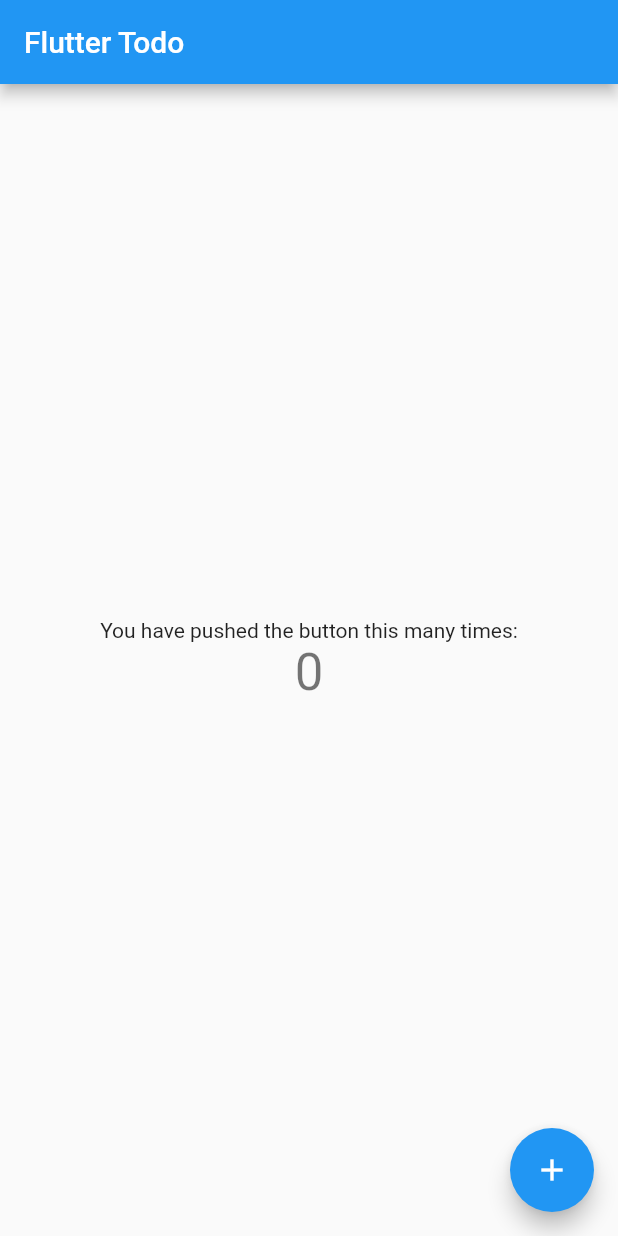
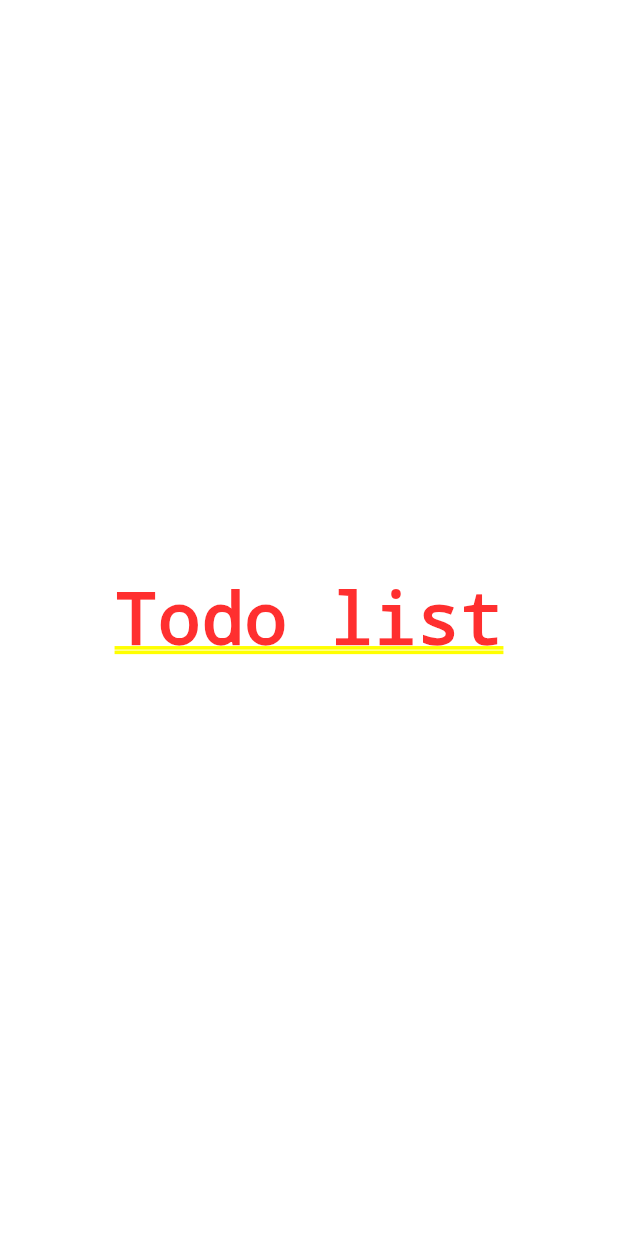
Before and after one commit to tuannguyendotme/flutter_todo, a Flutter app: the screen it shows after launch, on a phone screen of 412 x 824 dp. Run offline on Flutter 3.47's test engine with Material 2 defaults, Android fonts, the phone set to English and light mode, and no system bars.

Commit message:
- Clean up initial code - Add TodoListPage

```diff
--- a/lib/main.dart
+++ b/lib/main.dart
@@ -1,109 +1,17 @@
 import 'package:flutter/material.dart';
+import 'package:flutter_todo/pages/todo/todo_list.dart';
 
-void main() => runApp(new MyApp());
+void main() => runApp(TodoApp());
 
-class MyApp extends StatelessWidget {
-  // This widget is the root of your application.
+class TodoApp extends StatelessWidget {
   @override
   Widget build(BuildContext context) {
     return new MaterialApp(
-      title: 'Flutter Todo',
-      theme: new ThemeData(
-        // This is the theme of your application.
-        //
-        // Try running your application with "flutter run". You'll see the
-        // application has a blue toolbar. Then, without quitting the app, try
-        // changing the primarySwatch below to Colors.green and then invoke
-        // "hot reload" (press "r" in the console where you ran "flutter run",
-        // or press Run > Flutter Hot Reload in IntelliJ). Notice that the
-        // counter didn't reset back to zero; the application is not restarted.
+      title: 'Todo',
+      theme: ThemeData(
         primarySwatch: Colors.blue,
       ),
-      home: new MyHomePage(title: 'Flutter Todo'),
+      home: TodoListPage(),
     );
   }
 }
-
-class MyHomePage extends StatefulWidget {
-  MyHomePage({Key key, this.title}) : super(key: key);
-
-  // This widget is the home page of your application. It is stateful, meaning
-  // that it has a State object (defined below) that contains fields that affect
-  // how it looks.
-
-  // This class is the configuration for the state. It holds the values (in this
-  // case the title) provided by the parent (in this case the App widget) and
-  // used by the build method of the State. Fields in a Widget subclass are
-  // always marked "final".
-
-  final String title;
-
-  @override
-  _MyHomePageState createState() => new _MyHomePageState();
-}
-
-class _MyHomePageState extends State<MyHomePage> {
-  int _counter = 0;
-
-  void _incrementCounter() {
-    setState(() {
-      // This call to setState tells the Flutter framework that something has
-      // changed in this State, which causes it to rerun the build method below
-      // so that the display can reflect the updated values. If we changed
-      // _counter without calling setState(), then the build method would not be
-      // called again, and so nothing would appear to happen.
-      _counter++;
-    });
-  }
-
-  @override
-  Widget build(BuildContext context) {
-    // This method is rerun every time setState is called, for instance as done
-    // by the _incrementCounter method above.
-    //
-    // The Flutter framework has been optimized to make rerunning build methods
-    // fast, so that you can just rebuild anything that needs updating rather
-    // than having to individually change instances of widgets.
-    return new Scaffold(
-      appBar: new AppBar(
-        // Here we take the value from the MyHomePage object that was created by
-        // the App.build method, and use it to set our appbar title.
-        title: new Text(widget.title),
-      ),
-      body: new Center(
-        // Center is a layout widget. It takes a single child and positions it
-        // in the middle of the parent.
-        child: new Column(
-          // Column is also layout widget. It takes a list of children and
-          // arranges them vertically. By default, it sizes itself to fit its
-          // children horizontally, and tries to be as tall as its parent.
-          //
-          // Invoke "debug paint" (press "p" in the console where you ran
-          // "flutter run", or select "Toggle Debug Paint" from the Flutter tool
-          // window in IntelliJ) to see the wireframe for each widget.
-          //
-          // Column has various properties to control how it sizes itself and
-          // how it positions its children. Here we use mainAxisAlignment to
-          // center the children vertically; the main axis here is the vertical
-          // axis because Columns are vertical (the cross axis would be
-          // horizontal).
-          mainAxisAlignment: MainAxisAlignment.center,
-          children: <Widget>[
-            new Text(
-              'You have pushed the button this many times:',
-            ),
-            new Text(
-              '$_counter',
-              style: Theme.of(context).textTheme.display1,
-            ),
-          ],
-        ),
-      ),
-      floatingActionButton: new FloatingActionButton(
-        onPressed: _incrementCounter,
-        tooltip: 'Increment',
-        child: new Icon(Icons.add),
-      ), // This trailing comma makes auto-formatting nicer for build methods.
-    );
-  }
-}
--- /dev/null
+++ b/lib/pages/todo/todo_list.dart
@@ -0,0 +1,10 @@
+import 'package:flutter/material.dart';
+
+class TodoListPage extends StatelessWidget {
+  @override
+  Widget build(BuildContext context) {
+    return Center(
+      child: Text('Todo list'),
+    );
+  }
+}
```
